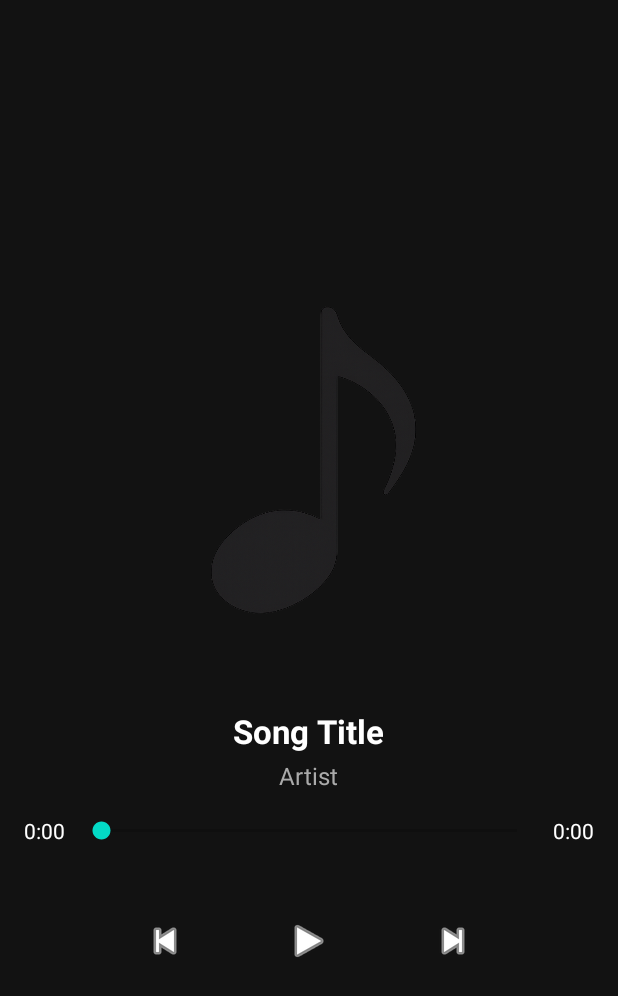
After one commit to SABAVATH-GANESH/GaniMusicApp, an Android app: the PlayerActivity screen opened directly, with no data from a screen before it, on a phone screen of 412 x 824 dp. The commit adds this screen. Shown: the top 996 px of the screen. Run offline under Robolectric (Android 15) with nearby library versions, the phone set to English and light mode, and no system bars; pictures from the network do not load.

Commit message:
UI Modified

```diff
--- a/app/build.gradle.kts
+++ b/app/build.gradle.kts
@@ -73,7 +73,7 @@ plugins {
 
 android {
     namespace = "com.example.ganimusicapp"
-    compileSdk = 34
+    compileSdk = 35
 
     defaultConfig {
         applicationId = "com.example.ganimusicapp"
@@ -125,6 +125,7 @@ dependencies {
 
     // ✅ Optional Legacy Media Support
     implementation("androidx.media:media:1.6.0")
+    implementation(libs.androidx.recyclerview)
 
     // ✅ Testing
     testImplementation(libs.junit)
@@ -134,4 +135,7 @@ dependencies {
     // ✅ Glide without kapt
     implementation("com.github.bumptech.glide:glide:4.16.0")
     annotationProcessor("com.github.bumptech.glide:compiler:4.16.0")
+
+    implementation("androidx.media3:media3-exoplayer:1.4.1")
+    implementation("androidx.media3:media3-ui:1.4.1")
 }
--- /dev/null
+++ b/app/src/main/java/com/example/ganimusicapp/PlayerActivity.kt
@@ -0,0 +1,165 @@
+package com.example.ganimusicapp
+
+import android.content.Intent
+import android.os.Bundle
+import android.os.Handler
+import android.os.Looper
+import android.widget.ImageButton
+import android.widget.ImageView
+import android.widget.SeekBar
+import android.widget.TextView
+import androidx.appcompat.app.AppCompatActivity
+import com.bumptech.glide.Glide
+import androidx.media3.common.Player
+import android.widget.Toast
+
+class PlayerActivity : AppCompatActivity() {
+
+    private lateinit var albumArt: ImageView
+    private lateinit var songTitle: TextView
+    private lateinit var songArtist: TextView
+    private lateinit var seekBar: SeekBar
+    private lateinit var tvCurrentTime: TextView
+    private lateinit var tvTotalTime: TextView
+    private lateinit var btnPrev: ImageButton
+    private lateinit var btnPlayPause: ImageButton
+    private lateinit var btnNext: ImageButton
+
+    private val handler = Handler(Looper.getMainLooper())
+    private val updateRunnable = object : Runnable {
+        override fun run() {
+            val player = ExoPlayerHelper.getPlayer()
+            player?.let {
+                val duration = it.duration
+                val position = it.currentPosition
+
+                if (duration > 0) {
+                    seekBar.max = (duration / 1000).toInt()
+                    tvTotalTime.text = formatTime(duration)
+                }
+
+                seekBar.progress = (position / 1000).toInt()
+                tvCurrentTime.text = formatTime(position)
+            }
+            handler.postDelayed(this, 500)
+        }
+    }
+
+    override fun onCreate(savedInstanceState: Bundle?) {
+        super.onCreate(savedInstanceState)
+        setContentView(R.layout.activity_player)
+
+        // Initialize views
+        albumArt = findViewById(R.id.albumArt)
+        songTitle = findViewById(R.id.songTitle)
+        songArtist = findViewById(R.id.songArtist)
+        seekBar = findViewById(R.id.seekBar)
+        tvCurrentTime = findViewById(R.id.tvCurrentTime)
+        tvTotalTime = findViewById(R.id.tvTotalTime)
+        btnPrev = findViewById(R.id.btnPrev)
+        btnPlayPause = findViewById(R.id.btnPlayPause)
+        btnNext = findViewById(R.id.btnNext)
+
+        // Get intent data
+        val playlist = intent.getStringArrayListExtra("playlist")
+        val startIndex = intent.getIntExtra("startIndex", 0)
+        val titleFromIntent = intent.getStringExtra("title")
+        val artistFromIntent = intent.getStringExtra("artist")
+        val imageFromIntent = intent.getStringExtra("image")
+
+        // Display metadata if available
+        titleFromIntent?.let { songTitle.text = it }
+        artistFromIntent?.let { songArtist.text = it }
+        imageFromIntent?.let {
+            Glide.with(this)
+                .load(it)
+                .placeholder(R.drawable.ic_music_placeholder)
+                .into(albumArt)
+        }
+
+        // Set playlist if needed
+        if (!playlist.isNullOrEmpty()) {
+            ExoPlayerHelper.setPlaylist(this, playlist, startIndex)
+        } else {
+            val singleUrl = intent.getStringExtra("url")
+            if (!singleUrl.isNullOrEmpty()) {
+                ExoPlayerHelper.setPlaylist(this, listOf(singleUrl), 0) // ✅ fallback to single song
+            } else {
+                Toast.makeText(this, "No song URL provided", Toast.LENGTH_SHORT).show()
+            }
+        }
+
+
+        val player = ExoPlayerHelper.getPlayer()
+
+        // Listen for player events
+        player?.addListener(object : Player.Listener {
+            override fun onMediaItemTransition(mediaItem: androidx.media3.common.MediaItem?, reason: Int) {
+                val index = player.currentMediaItemIndex
+                songTitle.text = "Song ${index + 1}"
+                // Optionally update artist/image if metadata available
+            }
+
+            override fun onIsPlayingChanged(isPlaying: Boolean) {
+                btnPlayPause.setImageResource(
+                    if (isPlaying) android.R.drawable.ic_media_pause
+                    else android.R.drawable.ic_media_play
+                )
+            }
+
+            override fun onPlaybackStateChanged(playbackState: Int) {
+                if (playbackState == Player.STATE_ENDED) {
+                    // Handle end of playback if needed
+                }
+            }
+        })
+
+        // Playback controls
+        btnPlayPause.setOnClickListener {
+            if (ExoPlayerHelper.isPlaying()) {
+                ExoPlayerHelper.pause()
+            } else {
+                ExoPlayerHelper.play()
+            }
+        }
+
+        btnNext.setOnClickListener { ExoPlayerHelper.next() }
+        btnPrev.setOnClickListener { ExoPlayerHelper.previous() }
+
+        // SeekBar interaction
+        seekBar.setOnSeekBarChangeListener(object : SeekBar.OnSeekBarChangeListener {
+            var userSeeking = false
+
+            override fun onProgressChanged(sb: SeekBar?, progress: Int, fromUser: Boolean) {
+                if (fromUser) {
+                    ExoPlayerHelper.seekTo(progress * 1000L)
+                }
+            }
+
+            override fun onStartTrackingTouch(sb: SeekBar?) {
+                userSeeking = true
+            }
+
+            override fun onStopTrackingTouch(sb: SeekBar?) {
+                userSeeking = false
+            }
+        })
+
+        // Start UI updater
+        handler.post(updateRunnable)
+    }
+
+    private fun formatTime(msLong: Long): String {
+        if (msLong <= 0) return "0:00"
+        val totalSec = (msLong / 1000).toInt()
+        val min = totalSec / 60
+        val sec = totalSec % 60
+        return String.format("%d:%02d", min, sec)
+    }
+
+    override fun onDestroy() {
+        super.onDestroy()
+        handler.removeCallbacks(updateRunnable)
+        // Do not release ExoPlayer here to allow playback across activities
+    }
+}
--- /dev/null
+++ b/app/src/main/res/layout/activity_player.xml
@@ -0,0 +1,107 @@
+<?xml version="1.0" encoding="utf-8"?>
+<LinearLayout xmlns:android="http://schemas.android.com/apk/res/android"
+    android:layout_width="match_parent"
+    android:layout_height="match_parent"
+    android:orientation="vertical"
+    android:gravity="center"
+    android:background="#121212"
+    android:padding="16dp">
+
+    <!-- Album Art -->
+    <ImageView
+        android:id="@+id/albumArt"
+        android:layout_width="300dp"
+        android:layout_height="300dp"
+        android:scaleType="centerCrop"
+        android:src="@drawable/ic_music_placeholder"
+        android:contentDescription="Album Art" />
+
+    <!-- Song Title -->
+    <TextView
+        android:id="@+id/songTitle"
+        android:layout_width="wrap_content"
+        android:layout_height="wrap_content"
+        android:text="Song Title"
+        android:textColor="@android:color/white"
+        android:textSize="22sp"
+        android:textStyle="bold"
+        android:layout_marginTop="16dp" />
+
+    <!-- Artist -->
+    <TextView
+        android:id="@+id/songArtist"
+        android:layout_width="wrap_content"
+        android:layout_height="wrap_content"
+        android:text="Artist"
+        android:textColor="@android:color/darker_gray"
+        android:textSize="16sp"
+        android:layout_marginTop="4dp" />
+
+    <!-- Seek + Timers -->
+    <LinearLayout
+        android:layout_width="match_parent"
+        android:layout_height="wrap_content"
+        android:orientation="horizontal"
+        android:layout_marginTop="16dp"
+        android:gravity="center_vertical">
+
+        <TextView
+            android:id="@+id/tvCurrentTime"
+            android:layout_width="wrap_content"
+            android:layout_height="wrap_content"
+            android:text="0:00"
+            android:textColor="@android:color/white"
+            android:layout_marginEnd="8dp" />
+
+        <SeekBar
+            android:id="@+id/seekBar"
+            android:layout_width="0dp"
+            android:layout_weight="1"
+            android:layout_height="wrap_content" />
+
+        <TextView
+            android:id="@+id/tvTotalTime"
+            android:layout_width="wrap_content"
+            android:layout_height="wrap_content"
+            android:text="0:00"
+            android:textColor="@android:color/white"
+            android:layout_marginStart="8dp" />
+    </LinearLayout>
+
+    <!-- Controls -->
+    <LinearLayout
+        android:layout_width="match_parent"
+        android:layout_height="wrap_content"
+        android:orientation="horizontal"
+        android:gravity="center"
+        android:layout_marginTop="24dp">
+
+        <ImageButton
+            android:id="@+id/btnPrev"
+            android:layout_width="64dp"
+            android:layout_height="64dp"
+            android:background="?attr/selectableItemBackgroundBorderless"
+            android:src="@android:drawable/ic_media_previous"
+            android:tint="@android:color/white"
+            android:contentDescription="Previous Song" />
+
+        <ImageButton
+            android:id="@+id/btnPlayPause"
+            android:layout_width="80dp"
+            android:layout_height="80dp"
+            android:background="?attr/selectableItemBackgroundBorderless"
+            android:src="@android:drawable/ic_media_play"
+            android:tint="@android:color/white"
+            android:layout_marginHorizontal="24dp"
+            android:contentDescription="Play or Pause" />
+
+        <ImageButton
+            android:id="@+id/btnNext"
+            android:layout_width="64dp"
+            android:layout_height="64dp"
+            android:background="?attr/selectableItemBackgroundBorderless"
+            android:src="@android:drawable/ic_media_next"
+            android:tint="@android:color/white"
+            android:contentDescription="Next Song" />
+    </LinearLayout>
+</LinearLayout>
--- a/gradle/libs.versions.toml
+++ b/gradle/libs.versions.toml
@@ -11,6 +11,7 @@ activity = "1.8.0"
 constraintlayout = "2.1.4"
 exoplayer = "2.19.1" # Add this - check for the latest stable version
 glide = "4.16.0"
+recyclerview = "1.4.0"
 
 [libraries]
 glide = { group = "com.github.bumptech.glide", name = "glide", version.ref = "glide" }
@@ -27,6 +28,7 @@ androidx-constraintlayout = { group = "androidx.constraintlayout", name = "const
 # Add these for ExoPlayer:
 exoplayer-core = { group = "com.google.android.exoplayer", name = "exoplayer-core", version.ref = "exoplayer" }
 exoplayer-ui = { group = "com.google.android.exoplayer", name = "exoplayer-ui", version.ref = "exoplayer" }
+androidx-recyclerview = { group = "androidx.recyclerview", name = "recyclerview", version.ref = "recyclerview" }
 # You might need other exoplayer modules like exoplayer-dash, exoplayer-hls, etc.
 
 [plugins]
```
Also changed, not shown: app/src/main/AndroidManifest.xml (+16 -5 lines), app/src/main/java/com/example/ganimusicapp/ExoPlayerHelper.kt (+63 -37 lines), app/src/main/java/com/example/ganimusicapp/MainActivity.kt (+36 -19 lines), app/src/main/java/com/example/ganimusicapp/MusicService.kt (added, +65 -0 lines), app/src/main/res/drawable/ic_launcher_foreground.xml (+31 -22 lines), app/src/main/res/drawable/logo.png (added).
